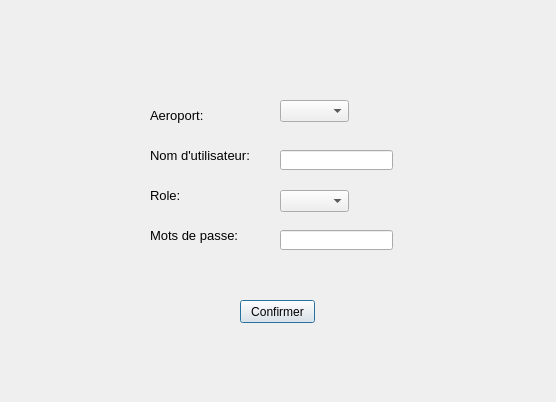
ycamlad/GestionDeVol, file Interface/AjouterUtilisateur.ui: the form before one commit.
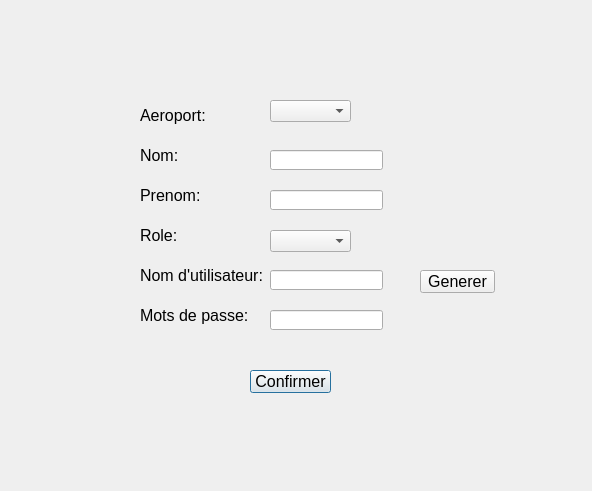
The form after the commit.

The edit to the form file:
```diff
--- a/Interface/AjouterUtilisateur.ui
+++ b/Interface/AjouterUtilisateur.ui
@@ -6,35 +6,51 @@
    <rect>
     <x>0</x>
     <y>0</y>
-    <width>556</width>
-    <height>402</height>
+    <width>592</width>
+    <height>491</height>
    </rect>
   </property>
+  <property name="maximumSize">
+   <size>
+    <width>592</width>
+    <height>491</height>
+   </size>
+  </property>
+  <property name="font">
+   <font>
+    <pointsize>12</pointsize>
+   </font>
+  </property>
   <property name="windowTitle">
    <string>AjouterUtilisateur</string>
   </property>
   <widget class="QComboBox" name="comboBoxVols">
    <property name="geometry">
     <rect>
-     <x>280</x>
+     <x>270</x>
      <y>100</y>
-     <width>69</width>
+     <width>81</width>
      <height>22</height>
     </rect>
    </property>
+   <property name="font">
+    <font>
+     <pointsize>12</pointsize>
+    </font>
+   </property>
   </widget>
   <widget class="QLabel" name="label">
    <property name="geometry">
     <rect>
-     <x>150</x>
+     <x>140</x>
      <y>90</y>
-     <width>61</width>
+     <width>81</width>
      <height>51</height>
     </rect>
    </property>
    <property name="font">
     <font>
-     <pointsize>10</pointsize>
+     <pointsize>12</pointsize>
     </font>
    </property>
    <property name="text">
@@ -44,7 +60,7 @@
   <widget class="QLabel" name="label_2">
    <property name="geometry">
     <rect>
-     <x>150</x>
+     <x>140</x>
      <y>130</y>
      <width>101</width>
      <height>51</height>
@@ -52,25 +68,25 @@
    </property>
    <property name="font">
     <font>
-     <pointsize>10</pointsize>
+     <pointsize>12</pointsize>
     </font>
    </property>
    <property name="text">
-    <string>Nom d'utilisateur:</string>
+    <string>Nom:</string>
    </property>
   </widget>
   <widget class="QLabel" name="label_3">
    <property name="geometry">
     <rect>
-     <x>150</x>
-     <y>170</y>
+     <x>140</x>
+     <y>210</y>
      <width>47</width>
      <height>51</height>
     </rect>
    </property>
    <property name="font">
     <font>
-     <pointsize>10</pointsize>
+     <pointsize>12</pointsize>
     </font>
    </property>
    <property name="text">
@@ -80,15 +96,15 @@
   <widget class="QLabel" name="label_4">
    <property name="geometry">
     <rect>
-     <x>150</x>
-     <y>210</y>
-     <width>91</width>
+     <x>140</x>
+     <y>290</y>
+     <width>111</width>
      <height>51</height>
     </rect>
    </property>
    <property name="font">
     <font>
-     <pointsize>10</pointsize>
+     <pointsize>12</pointsize>
     </font>
    </property>
    <property name="text">
@@ -98,32 +114,47 @@
   <widget class="QLineEdit" name="lineEdiNutilisateur">
    <property name="geometry">
     <rect>
-     <x>280</x>
+     <x>270</x>
      <y>150</y>
      <width>113</width>
      <height>20</height>
     </rect>
    </property>
+   <property name="font">
+    <font>
+     <pointsize>12</pointsize>
+    </font>
+   </property>
   </widget>
   <widget class="QLineEdit" name="lineEditMotDepasse">
    <property name="geometry">
     <rect>
-     <x>280</x>
-     <y>230</y>
+     <x>270</x>
+     <y>310</y>
      <width>113</width>
      <height>20</height>
     </rect>
    </property>
+   <property name="font">
+    <font>
+     <pointsize>12</pointsize>
+    </font>
+   </property>
   </widget>
   <widget class="QPushButton" name="pushButton">
    <property name="geometry">
     <rect>
-     <x>240</x>
-     <y>300</y>
-     <width>75</width>
+     <x>250</x>
+     <y>370</y>
+     <width>81</width>
      <height>23</height>
     </rect>
    </property>
+   <property name="font">
+    <font>
+     <pointsize>12</pointsize>
+    </font>
+   </property>
    <property name="text">
     <string>Confirmer</string>
    </property>
@@ -131,11 +162,103 @@
   <widget class="QComboBox" name="comboBoxRole">
    <property name="geometry">
     <rect>
-     <x>280</x>
+     <x>270</x>
+     <y>230</y>
+     <width>81</width>
+     <height>22</height>
+    </rect>
+   </property>
+   <property name="font">
+    <font>
+     <pointsize>12</pointsize>
+    </font>
+   </property>
+  </widget>
+  <widget class="QLabel" name="label_5">
+   <property name="geometry">
+    <rect>
+     <x>140</x>
+     <y>170</y>
+     <width>101</width>
+     <height>51</height>
+    </rect>
+   </property>
+   <property name="font">
+    <font>
+     <pointsize>12</pointsize>
+    </font>
+   </property>
+   <property name="text">
+    <string>Prenom:</string>
+   </property>
+  </widget>
+  <widget class="QLineEdit" name="lineEdiPrenom">
+   <property name="geometry">
+    <rect>
+     <x>270</x>
      <y>190</y>
-     <width>69</width>
-     <height>22</height>
+     <width>113</width>
+     <height>20</height>
     </rect>
+   </property>
+   <property name="font">
+    <font>
+     <pointsize>12</pointsize>
+    </font>
+   </property>
+  </widget>
+  <widget class="QLabel" name="label_6">
+   <property name="geometry">
+    <rect>
+     <x>140</x>
+     <y>250</y>
+     <width>131</width>
+     <height>51</height>
+    </rect>
+   </property>
+   <property name="font">
+    <font>
+     <pointsize>12</pointsize>
+    </font>
+   </property>
+   <property name="text">
+    <string>Nom d'utilisateur:</string>
+   </property>
+  </widget>
+  <widget class="QLineEdit" name="lineEditNomUtilisateur">
+   <property name="geometry">
+    <rect>
+     <x>270</x>
+     <y>270</y>
+     <width>113</width>
+     <height>20</height>
+    </rect>
+   </property>
+   <property name="font">
+    <font>
+     <pointsize>12</pointsize>
+    </font>
+   </property>
+   <property name="clearButtonEnabled">
+    <bool>false</bool>
+   </property>
+  </widget>
+  <widget class="QPushButton" name="pushButtonGenerer">
+   <property name="geometry">
+    <rect>
+     <x>420</x>
+     <y>270</y>
+     <width>75</width>
+     <height>23</height>
+    </rect>
+   </property>
+   <property name="font">
+    <font>
+     <pointsize>12</pointsize>
+    </font>
+   </property>
+   <property name="text">
+    <string>Generer</string>
    </property>
   </widget>
  </widget>
```
Left out of the diff: 19 changed lines with no effect on the pictures.
